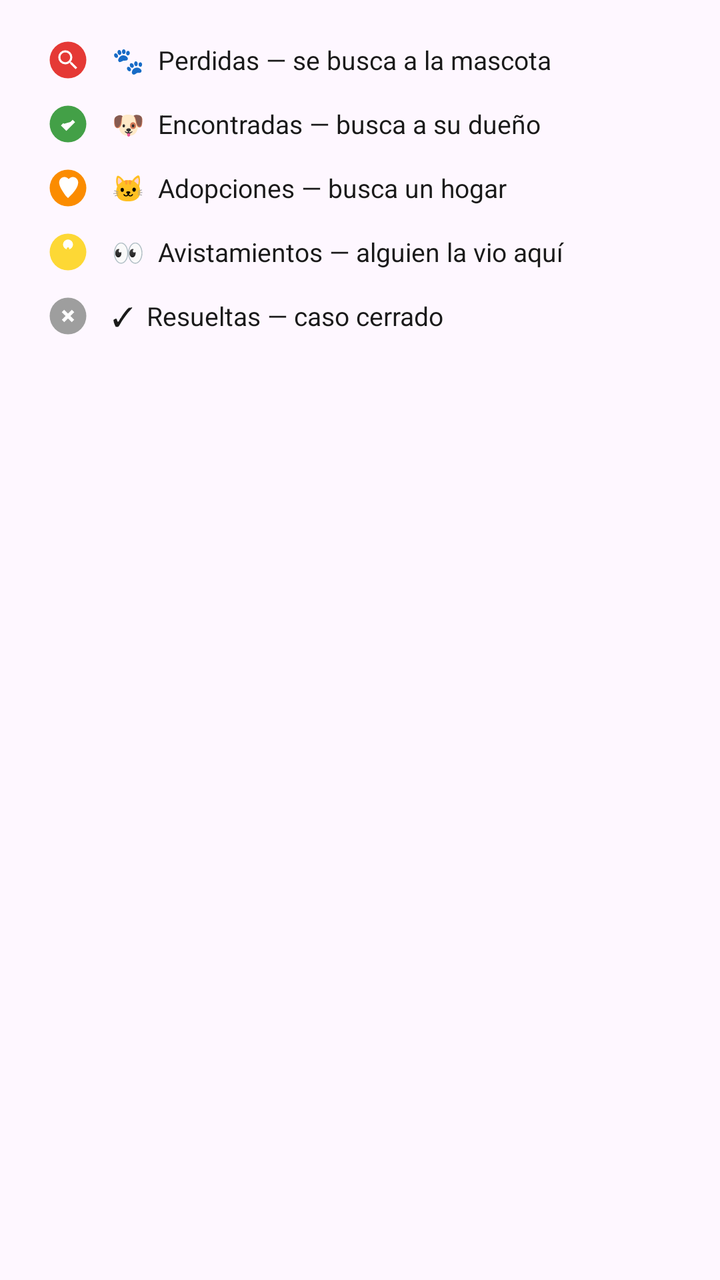
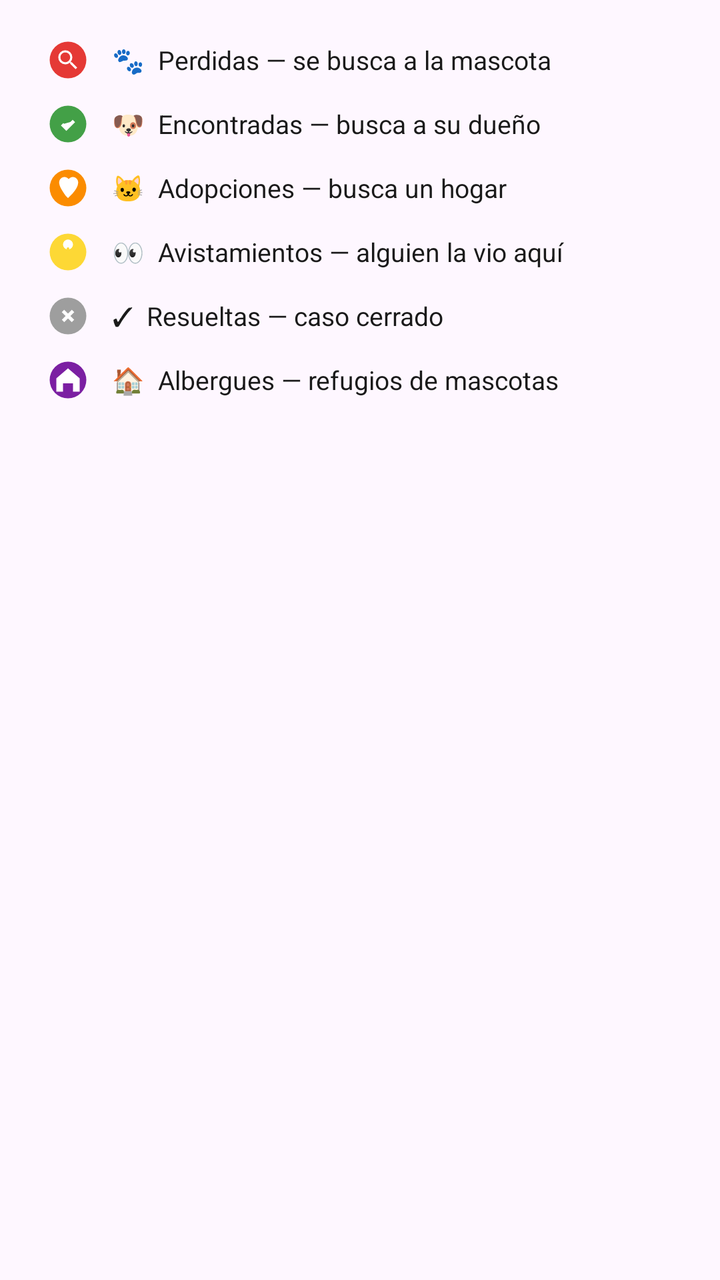

Two renders of the same Android screen: before a commit and after it. Below are the layout's source before the change and the commit's diff.
<!-- AndroidManifest.xml: application theme Theme.PracticaFinal -->
<!-- res/layout/dialog_leyenda.xml -->
<?xml version="1.0" encoding="utf-8"?>
<LinearLayout xmlns:android="http://schemas.android.com/apk/res/android"
    android:layout_width="match_parent"
    android:layout_height="wrap_content"
    android:orientation="vertical"
    android:paddingStart="24dp"
    android:paddingTop="20dp"
    android:paddingEnd="24dp"
    android:paddingBottom="8dp">

    <LinearLayout
        android:layout_width="match_parent"
        android:layout_height="wrap_content"
        android:gravity="center_vertical"
        android:orientation="horizontal">

        <ImageView
            android:layout_width="20dp"
            android:layout_height="20dp"
            android:src="@drawable/ic_pin_rojo" />

        <TextView
            android:layout_width="0dp"
            android:layout_height="wrap_content"
            android:layout_marginStart="12dp"
            android:layout_weight="1"
            android:text="🐾  Perdidas — se busca a la mascota"
            android:textColor="#1A1A1A"
            android:textSize="13sp" />
    </LinearLayout>

    <LinearLayout
        android:layout_width="match_parent"
        android:layout_height="wrap_content"
        android:layout_marginTop="12dp"
        android:gravity="center_vertical"
        android:orientation="horizontal">

        <ImageView
            android:layout_width="20dp"
            android:layout_height="20dp"
            android:src="@drawable/ic_pin_verde" />

        <TextView
            android:layout_width="0dp"
            android:layout_height="wrap_content"
            android:layout_marginStart="12dp"
            android:layout_weight="1"
            android:text="🐶  Encontradas — busca a su dueño"
            android:textColor="#1A1A1A"
            android:textSize="13sp" />
    </LinearLayout>

    <LinearLayout
        android:layout_width="match_parent"
        android:layout_height="wrap_content"
        android:layout_marginTop="12dp"
        android:gravity="center_vertical"
        android:orientation="horizontal">

        <ImageView
            android:layout_width="20dp"
            android:layout_height="20dp"
            android:src="@drawable/ic_pin_naranja" />

        <TextView
            android:layout_width="0dp"
            android:layout_height="wrap_content"
            android:layout_marginStart="12dp"
            android:layout_weight="1"
            android:text="🐱  Adopciones — busca un hogar"
            android:textColor="#1A1A1A"
            android:textSize="13sp" />
    </LinearLayout>

    <LinearLayout
        android:layout_width="match_parent"
        android:layout_height="wrap_content"
        android:layout_marginTop="12dp"
        android:gravity="center_vertical"
        android:orientation="horizontal">

        <ImageView
            android:layout_width="20dp"
            android:layout_height="20dp"
            android:src="@drawable/ic_pin_amarillo" />

        <TextView
            android:layout_width="0dp"
            android:layout_height="wrap_content"
            android:layout_marginStart="12dp"
            android:layout_weight="1"
            android:text="👀  Avistamientos — alguien la vio aquí"
            android:textColor="#1A1A1A"
            android:textSize="13sp" />
    </LinearLayout>

    <LinearLayout
        android:layout_width="match_parent"
        android:layout_height="wrap_content"
        android:layout_marginTop="12dp"
        android:gravity="center_vertical"
        android:orientation="horizontal">

        <ImageView
            android:layout_width="20dp"
            android:layout_height="20dp"
            android:src="@drawable/ic_pin_gris" />

        <TextView
            android:layout_width="0dp"
            android:layout_height="wrap_content"
            android:layout_marginStart="12dp"
            android:layout_weight="1"
            android:text="✓  Resueltas — caso cerrado"
            android:textColor="#1A1A1A"
            android:textSize="13sp" />
    </LinearLayout>

</LinearLayout>
<!-- resources referenced by this layout -->
<resources>
  <!-- drawable ic_pin_amarillo (drawable) -->
  <?xml version="1.0" encoding="utf-8"?>
  <vector xmlns:android="http://schemas.android.com/apk/res/android"
      android:width="24dp" android:height="24dp"
      android:viewportWidth="24" android:viewportHeight="24">
      <path android:fillColor="#FDD835" android:pathData="M12,1A11,11 0 1,1 1,12A11,11 0 0,1 12,1z"/>
      <path android:fillColor="#FFFFFF" android:pathData="M12,7.5m-3,0a3,3 0 1,1 6,0a3,3 0 1,1 -6,0"/>
      <path android:fillColor="#FDD835" android:pathData="M12,10m-0.8,0a0.8,0.8 0 1,1 1.6,0a0.8,0.8 0 1,1 -1.6,0"/>
  </vector>
  <!-- drawable ic_pin_gris (drawable) -->
  <?xml version="1.0" encoding="utf-8"?>
  <vector xmlns:android="http://schemas.android.com/apk/res/android"
      android:width="24dp" android:height="24dp"
      android:viewportWidth="24" android:viewportHeight="24">
      <path android:fillColor="#9E9E9E" android:pathData="M12,1A11,11 0 1,1 1,12A11,11 0 0,1 12,1z"/>
      <path android:fillColor="#FFFFFF" android:strokeColor="#FFFFFF" android:strokeWidth="2"
          android:pathData="M9,9l6,6M15,9l-6,6"/>
  </vector>
  <!-- drawable ic_pin_naranja (drawable) -->
  <?xml version="1.0" encoding="utf-8"?>
  <vector xmlns:android="http://schemas.android.com/apk/res/android"
      android:width="24dp" android:height="24dp"
      android:viewportWidth="24" android:viewportHeight="24">
      <path android:fillColor="#FB8C00" android:pathData="M12,1A11,11 0 1,1 1,12A11,11 0 0,1 12,1z"/>
      <path android:fillColor="#FFFFFF" android:pathData="M12,18l-1.3,-1.2C8.5,13.6 6.7,11 6.7,8.7c0,-1.8 1.4,-3.3 3.2,-3.3 1,0 1.9,.5 2.5,1.3 .6,-.8 1.5,-1.3 2.5,-1.3 1.8,0 3.2,1.5 3.2,3.3 0,2.3 -1.8,4.9 -4,7.3L12,18z"/>
  </vector>
  <!-- drawable ic_pin_rojo (drawable) -->
  <?xml version="1.0" encoding="utf-8"?>
  <vector xmlns:android="http://schemas.android.com/apk/res/android"
      android:width="24dp" android:height="24dp"
      android:viewportWidth="24" android:viewportHeight="24">
      <path android:fillColor="#E53935" android:pathData="M12,1A11,11 0 1,1 1,12A11,11 0 0,1 12,1z"/>
      <group android:scaleX="0.65" android:scaleY="0.65"
          android:pivotX="12" android:pivotY="12">
          <path android:fillColor="#FFFFFF" android:pathData="M15.5,14h-0.79l-0.28,-0.27A6.47,6.47 0 0,0 16,9.5 6.5,6.5 0 1,0 9.5,16c1.61,0 3.09,-0.59 4.23,-1.57l0.27,0.28v0.79l5,4.99L20.49,19l-4.99,-5zM9.5,14c-2.49,0 -4.5,-2.01 -4.5,-4.5S7.01,5 9.5,5 14,7.01 14,9.5 11.99,14 9.5,14z"/>
      </group>
  </vector>
  <!-- drawable ic_pin_verde (drawable) -->
  <?xml version="1.0" encoding="utf-8"?>
  <vector xmlns:android="http://schemas.android.com/apk/res/android"
      android:width="24dp" android:height="24dp"
      android:viewportWidth="24" android:viewportHeight="24">
      <path android:fillColor="#43A047" android:pathData="M12,1A11,11 0 1,1 1,12A11,11 0 0,1 12,1z"/>
      <path android:fillColor="#FFFFFF" android:strokeColor="#FFFFFF" android:strokeWidth="2"
          android:pathData="M8.5,12.2l2.5,2.5 4.5,-4.5"/>
  </vector>
  <style name="Theme.PracticaFinal" parent="Base.Theme.PracticaFinal" />
  <style name="Base.Theme.PracticaFinal" parent="Theme.Material3.DayNight.NoActionBar">
          
          
      </style>
</resources>

<!-- the commit's change to res/layout/dialog_leyenda.xml (unified diff, before → after) -->
@@ -117,4 +117,26 @@
             android:textSize="13sp" />
     </LinearLayout>
 
+    <LinearLayout
+        android:layout_width="match_parent"
+        android:layout_height="wrap_content"
+        android:layout_marginTop="12dp"
+        android:gravity="center_vertical"
+        android:orientation="horizontal">
+
+        <ImageView
+            android:layout_width="20dp"
+            android:layout_height="20dp"
+            android:src="@drawable/ic_pin_albergue" />
+
+        <TextView
+            android:layout_width="0dp"
+            android:layout_height="wrap_content"
+            android:layout_marginStart="12dp"
+            android:layout_weight="1"
+            android:text="🏠  Albergues — refugios de mascotas"
+            android:textColor="#1A1A1A"
+            android:textSize="13sp" />
+    </LinearLayout>
+
 </LinearLayout>
<!-- resource entries referenced after the edit -->
@@ -1,5 +1,13 @@
 <!-- resources referenced by this layout -->
 <resources>
+  <!-- drawable ic_pin_albergue (drawable) -->
+  <?xml version="1.0" encoding="utf-8"?>
+  <vector xmlns:android="http://schemas.android.com/apk/res/android"
+      android:width="24dp" android:height="24dp"
+      android:viewportWidth="24" android:viewportHeight="24">
+      <path android:fillColor="#7B1FA2" android:pathData="M12,1A11,11 0 1,1 1,12A11,11 0 0,1 12,1z"/>
+      <path android:fillColor="#FFFFFF" android:pathData="M12,5L5,11v8h4v-5h6v5h4v-8L12,5z"/>
+  </vector>
   <!-- drawable ic_pin_amarillo (drawable) -->
   <?xml version="1.0" encoding="utf-8"?>
   <vector xmlns:android="http://schemas.android.com/apk/res/android"
